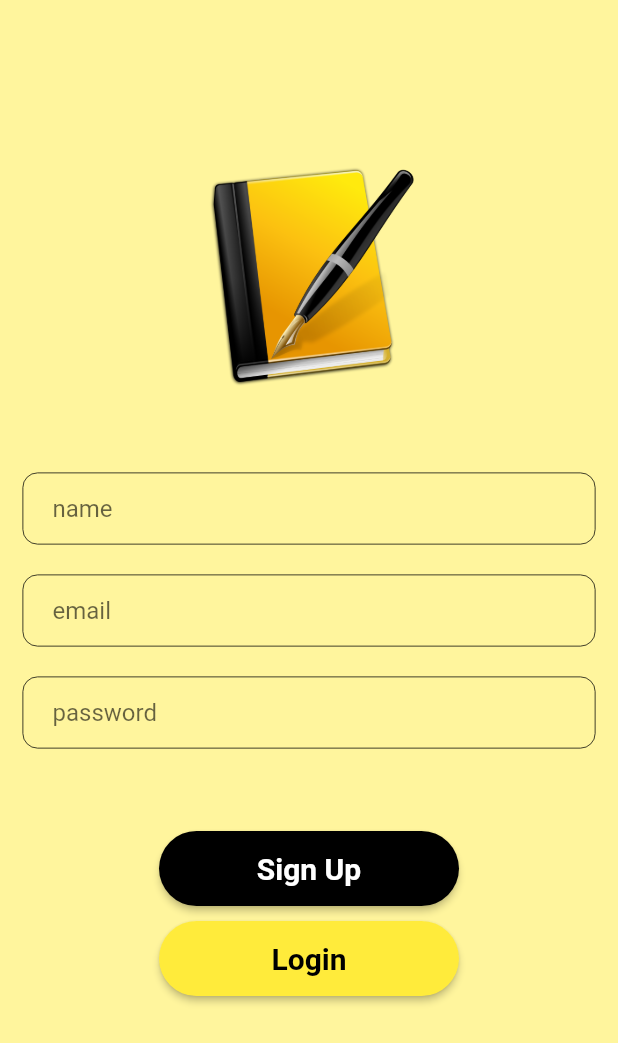
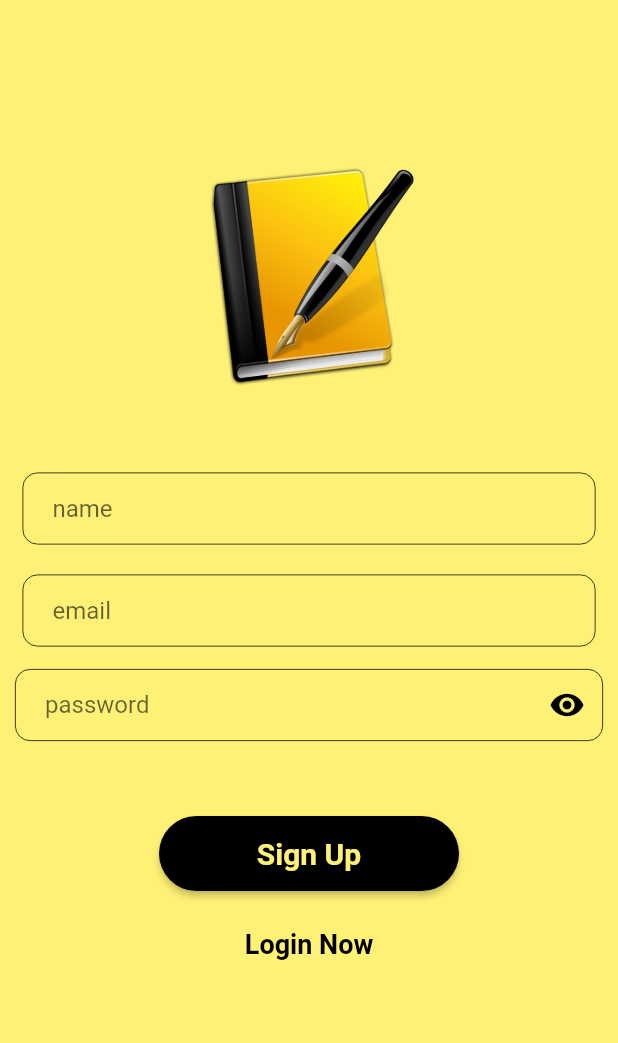
Before and after one commit to mahmoudAbdelraheem/notes_api, a Flutter app: the screen it shows after launch, after a tap on "Sign Up?", on a phone screen of 412 x 824 dp. Shown: the top 1043 px of the screen. Run offline on Flutter 3.47's test engine with Material 3 defaults, Android fonts, the phone set to English and light mode, and no system bars; our stand-ins replace image_picker, shared_preferences; network calls fail.

Commit message:
new update

```diff
--- a/lib/app/auth/login.dart
+++ b/lib/app/auth/login.dart
@@ -1,5 +1,6 @@
 import 'package:flutter/material.dart';
 import 'package:notes_api/app/compnants/crud.dart';
+import 'package:notes_api/app/compnants/custom_password_field.dart';
 import 'package:notes_api/app/compnants/custom_text_form.dart';
 import 'package:notes_api/app/compnants/cutom_button.dart';
 import 'package:notes_api/app/compnants/valid_input.dart';
@@ -52,7 +53,9 @@ class _LoginState extends State<Login> {
         setState(() {
           _isLoading = false;
         });
-        print("login faild=============");
+        if (context.mounted) {
+          showSnackBar(context, "Login Faild...");
+        }
       }
     }
   }
@@ -90,39 +93,42 @@ class _LoginState extends State<Login> {
                     hint: 'email',
                     controller: emailController,
                     keyType: TextInputType.emailAddress,
-                    isPassword: false,
                   ),
                   const SizedBox(height: 10),
-                  CustomTextForm(
+                  CustomPassowrdField(
+                    hint: "passowrd",
+                    controller: passwordController,
+                    keyType: TextInputType.visiblePassword,
                     valid: (val) {
                       return validInput(val!, 5, 20);
                     },
-                    hint: 'password',
-                    controller: passwordController,
-                    keyType: TextInputType.text,
-                    isPassword: true,
                   ),
                   const SizedBox(height: 50),
                   _isLoading
-                      ? const CircularProgressIndicator(
-                          color: Colors.orange,
+                      ? CircularProgressIndicator(
+                          color: indicatorColor,
                         )
                       : CustomBotton(
                           txt: "Login",
-                          color: Colors.black,
+                          buttonColor: buttonBackgrounColor!,
                           pressed: () async {
                             await logInFunc();
                           },
-                          txtColor: Colors.white,
+                          txtColor: textButtonColor!,
                         ),
-                  const SizedBox(height: 10),
-                  CustomBotton(
-                    txt: "Sign Up?",
-                    color: Colors.yellow,
-                    pressed: () {
+                  const SizedBox(height: 25),
+                  InkWell(
+                    onTap: () {
                       Navigator.of(context).pushReplacementNamed("signUp");
                     },
-                    txtColor: Colors.black,
+                    child: Text(
+                      "Sign Up?",
+                      style: TextStyle(
+                        fontWeight: FontWeight.bold,
+                        fontSize: 18,
+                        color: textColor,
+                      ),
+                    ),
                   ),
                 ],
               ),
--- a/lib/app/auth/sign_up.dart
+++ b/lib/app/auth/sign_up.dart
@@ -1,5 +1,6 @@
 import 'package:flutter/material.dart';
 import 'package:notes_api/app/compnants/crud.dart';
+import 'package:notes_api/app/compnants/custom_password_field.dart';
 import 'package:notes_api/app/compnants/custom_text_form.dart';
 import 'package:notes_api/app/compnants/cutom_button.dart';
 import 'package:notes_api/app/compnants/show_snack_bar.dart';
@@ -41,7 +42,6 @@ class _SignUpState extends State<SignUp> {
           isLoading = false;
         });
 
-        print("====================== response = ${response['status']}");
         print("====================== response = $response");
 
         if (context.mounted) {
@@ -50,7 +50,9 @@ class _SignUpState extends State<SignUp> {
               .pushNamedAndRemoveUntil("login", (route) => false);
         }
       } else {
-        print("Sign Up faild...");
+        if (context.mounted) {
+          showSnackBar(context, 'Sign Up faild...');
+        }
       }
     }
   }
@@ -89,49 +91,51 @@ class _SignUpState extends State<SignUp> {
                     hint: 'name',
                     controller: nameController,
                     keyType: TextInputType.name,
-                    isPassword: false,
                   ),
                   const SizedBox(height: 10),
                   CustomTextForm(
                     hint: 'email',
                     controller: emailController,
                     keyType: TextInputType.emailAddress,
-                    isPassword: false,
                     valid: (val) {
                       return validInput(val!, 5, 30);
                     },
                   ),
                   const SizedBox(height: 10),
-                  CustomTextForm(
-                    hint: 'password',
+                  CustomPassowrdField(
+                    hint: "password",
                     controller: passwordController,
                     keyType: TextInputType.text,
-                    isPassword: true,
                     valid: (val) {
                       return validInput(val!, 5, 20);
                     },
                   ),
                   const SizedBox(height: 50),
                   isLoading
-                      ? const CircularProgressIndicator(
-                          color: Colors.orange,
+                      ? CircularProgressIndicator(
+                          color: indicatorColor,
                         )
                       : CustomBotton(
                           txt: "Sign Up",
-                          color: Colors.black,
+                          buttonColor: buttonBackgrounColor!,
                           pressed: () async {
                             await signUpFunc();
                           },
-                          txtColor: Colors.white,
+                          txtColor: textButtonColor!,
                         ),
-                  const SizedBox(height: 10),
-                  CustomBotton(
-                    txt: "Login",
-                    color: Colors.yellow,
-                    pressed: () {
+                  const SizedBox(height: 25),
+                  InkWell(
+                    onTap: () {
                       Navigator.of(context).pushReplacementNamed("login");
                     },
-                    txtColor: Colors.black,
+                    child: Text(
+                      "Login Now",
+                      style: TextStyle(
+                        fontWeight: FontWeight.bold,
+                        fontSize: 18,
+                        color: textColor,
+                      ),
+                    ),
                   ),
                 ],
               ),
--- a/lib/app/compnants/custom_form_note.dart
+++ b/lib/app/compnants/custom_form_note.dart
@@ -1,4 +1,5 @@
 import 'package:flutter/material.dart';
+import 'package:notes_api/constant/app_color.dart';
 
 // ignore: must_be_immutable
 class CustomFormNote extends StatelessWidget {
@@ -34,7 +35,7 @@ class CustomFormNote extends StatelessWidget {
         cursorColor: Colors.black,
         decoration: InputDecoration(
           filled: true,
-          fillColor: Colors.yellow[200],
+          fillColor: appBackgroundColor,
           hintText: hint,
           contentPadding:
               const EdgeInsets.symmetric(vertical: 8, horizontal: 20),
--- /dev/null
+++ b/lib/app/compnants/custom_password_field.dart
@@ -0,0 +1,63 @@
+import 'package:flutter/material.dart';
+
+import '../../constant/app_color.dart';
+
+class CustomPassowrdField extends StatefulWidget {
+  final String hint;
+  final TextEditingController controller;
+  final TextInputType keyType;
+
+  final String? Function(String?)? valid;
+
+  const CustomPassowrdField(
+      {super.key,
+      required this.hint,
+      required this.controller,
+      required this.keyType,
+      this.valid});
+
+  @override
+  State<CustomPassowrdField> createState() => _CustomPassowrdFieldState();
+}
+
+class _CustomPassowrdFieldState extends State<CustomPassowrdField> {
+  bool _isObscureText = true;
+  @override
+  Widget build(BuildContext context) {
+    return TextFormField(
+      validator: widget.valid,
+      controller: widget.controller,
+      keyboardType: widget.keyType,
+      obscureText: _isObscureText,
+      cursorColor: Colors.black,
+      decoration: InputDecoration(
+        suffixIcon: IconButton(
+          icon: Icon(
+            _isObscureText ? Icons.visibility : Icons.visibility_off,
+            color: iconsColor,
+          ),
+          onPressed: () {
+            setState(() {
+              _isObscureText = !_isObscureText;
+            });
+          },
+        ),
+        filled: true,
+        fillColor: appBackgroundColor!,
+        hintText: widget.hint,
+        contentPadding: const EdgeInsets.symmetric(vertical: 8, horizontal: 20),
+        border: OutlineInputBorder(
+          borderRadius: BorderRadius.circular(20),
+        ),
+        focusedBorder: OutlineInputBorder(
+          borderRadius: BorderRadius.circular(60),
+          borderSide: const BorderSide(color: Colors.black, width: 1.5),
+        ),
+        enabledBorder: OutlineInputBorder(
+          borderRadius: BorderRadius.circular(10),
+          borderSide: const BorderSide(color: Colors.black, width: 0.5),
+        ),
+      ),
+    );
+  }
+}
--- a/lib/app/compnants/custom_text_form.dart
+++ b/lib/app/compnants/custom_text_form.dart
@@ -1,10 +1,11 @@
 import 'package:flutter/material.dart';
+import 'package:notes_api/constant/app_color.dart';
 
 class CustomTextForm extends StatelessWidget {
   final String hint;
   final TextEditingController controller;
   final TextInputType keyType;
-  final bool isPassword;
+
   final String? Function(String?)? valid;
 
   const CustomTextForm({
@@ -12,7 +13,6 @@ class CustomTextForm extends StatelessWidget {
     required this.hint,
     required this.controller,
     required this.keyType,
-    required this.isPassword,
     required this.valid,
   });
 
@@ -24,11 +24,10 @@ class CustomTextForm extends StatelessWidget {
         validator: valid,
         controller: controller,
         keyboardType: keyType,
-        obscureText: isPassword,
         cursorColor: Colors.black,
         decoration: InputDecoration(
           filled: true,
-          fillColor: Colors.yellow[200],
+          fillColor: appBackgroundColor,
           hintText: hint,
           contentPadding:
               const EdgeInsets.symmetric(vertical: 8, horizontal: 20),
--- a/lib/app/compnants/cutom_button.dart
+++ b/lib/app/compnants/cutom_button.dart
@@ -2,13 +2,13 @@ import 'package:flutter/material.dart';
 
 class CustomBotton extends StatelessWidget {
   final String txt;
-  final Color color;
+  final Color buttonColor;
   final Color txtColor;
   final void Function() pressed;
   const CustomBotton(
       {super.key,
       required this.txt,
-      required this.color,
+      required this.buttonColor,
       required this.pressed,
       required this.txtColor});
 
@@ -21,7 +21,7 @@ class CustomBotton extends StatelessWidget {
         shape: RoundedRectangleBorder(
           borderRadius: BorderRadius.circular(50),
         ),
-        color: color,
+        color: buttonColor,
         onPressed: pressed,
         child: Text(
           txt,
--- a/lib/app/compnants/note_card.dart
+++ b/lib/app/compnants/note_card.dart
@@ -1,6 +1,7 @@
 import 'package:flutter/material.dart';
 import 'package:notes_api/app/models/notes_model.dart';
 import 'package:notes_api/constant/api_link.dart';
+import 'package:notes_api/constant/app_color.dart';
 
 class NoteCard extends StatelessWidget {
   final NoteModel note;
@@ -24,7 +25,7 @@ class NoteCard extends StatelessWidget {
         shape: RoundedRectangleBorder(
           borderRadius: BorderRadius.circular(20),
         ),
-        color: Colors.yellow[300],
+        color: noteCardColor,
         child: Padding(
           padding: const EdgeInsets.symmetric(horizontal: 10, vertical: 5),
           child: Row(
--- a/lib/constant/app_color.dart
+++ b/lib/constant/app_color.dart
@@ -1,3 +1,15 @@
 import 'package:flutter/material.dart';
 
-Color? appBackgroundColor = Colors.yellow[200];
+Color? appBackgroundColor = Colors.yellow[300];
+Color? appBarColor = Colors.yellow;
+Color? noteCardColor = Colors.yellow[400];
+Color? floatingActionColor = Colors.orange[500];
+Color? indicatorColor = Colors.orange;
+Color? textColor = Colors.black;
+Color? textButtonColor = Colors.yellow[300];
+Color? iconsColor = Colors.black;
+Color? buttonBackgrounColor = Colors.black;
+
+
+
+//Color? appBackgroundColor = Color.fromARGB(255, 5, 18, 48);
--- a/lib/main.dart
+++ b/lib/main.dart
@@ -4,6 +4,7 @@ import 'package:notes_api/app/auth/sign_up.dart';
 import 'package:notes_api/app/home_page.dart';
 import 'package:notes_api/app/notes/add_note.dart';
 import 'package:notes_api/app/setting_page.dart';
+import 'package:notes_api/constant/app_color.dart';
 
 import 'dart:io';
 
@@ -29,16 +30,16 @@ class MyApp extends StatelessWidget {
       debugShowCheckedModeBanner: false,
       title: 'Flutter PHP API Text',
       theme: ThemeData(
-        appBarTheme: const AppBarTheme(
+        appBarTheme: AppBarTheme(
           elevation: 2,
-          backgroundColor: Colors.yellow,
+          backgroundColor: appBarColor,
           titleTextStyle: TextStyle(
-            color: Colors.black,
+            color: textColor,
             fontSize: 20,
             fontWeight: FontWeight.bold,
           ),
           iconTheme: IconThemeData(
-            color: Colors.black,
+            color: iconsColor,
             size: 30,
           ),
         ),
```
Also changed, not shown: lib/app/home_page.dart (+14 -11 lines), lib/app/notes/add_note.dart (+17 -11 lines), lib/app/notes/edit_note.dart (+25 -15 lines), lib/app/setting_page.dart (+11 -12 lines).
